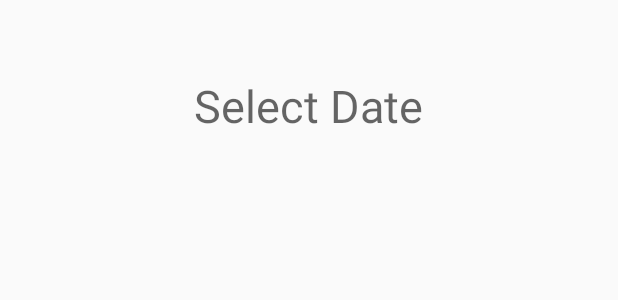
After one commit to KreuzbergerL/BabyBook01, an Android app: the layout activity_einstellungen.xml on its own in the app's theme, with its tools: preview values and no code run, on a phone screen of 412 x 824 dp. The commit adds this screen. Shown: the top 300 px of the screen. Run offline under Robolectric (Android 15) with nearby library versions, the phone set to English and light mode, and no system bars.

Commit message:
Habe versucht einen DatePicker bei den Einstellungen einzubauen. Funktioniert noch nicht.

```diff
--- a/app/src/main/AndroidManifest.xml
+++ b/app/src/main/AndroidManifest.xml
@@ -20,7 +20,8 @@
         </activity>
         <activity
             android:name=".SettingsActivity"
-            android:label="@string/title_activity_settings"></activity>
+            android:label="@string/title_activity_settings" />
+        <activity android:name=".EinstellungenActivity"></activity>
     </application>
 
 </manifest>
--- a/app/src/main/java/com/example/lukas/bottom_navigation5/MainActivity.java
+++ b/app/src/main/java/com/example/lukas/bottom_navigation5/MainActivity.java
@@ -39,8 +39,8 @@ public class MainActivity extends AppCompatActivity {
 //--------------------------------------Aktion beim anklicken von Einstellungen
     @Override
     public boolean onOptionsItemSelected(MenuItem item) {
-     //  Intent settings = new Intent(this, SettingsActivity.class); //neuer Intent
-      // startActivity(settings); //activity aufmachen
+       Intent einstellungen = new Intent(this, EinstellungenActivity.class); //neuer Intent
+       startActivity(einstellungen); //activity aufmachen
         return super.onOptionsItemSelected(item);
     }
 
--- /dev/null
+++ b/app/src/main/res/layout/activity_einstellungen.xml
@@ -0,0 +1,18 @@
+<?xml version="1.0" encoding="utf-8"?>
+<RelativeLayout
+    xmlns:android="http://schemas.android.com/apk/res/android"
+    xmlns:tools="http://schemas.android.com/tools"
+    android:id="@+id/activity_main"
+    android:layout_width="match_parent"
+    android:layout_height="match_parent"
+    tools:context=".EinstellungenActivity">
+
+    <TextView
+        android:layout_width="wrap_content"
+        android:layout_height="wrap_content"
+        android:hint="Select Date"
+        android:id="@+id/tvDate"
+        android:layout_marginTop="50dp"
+        android:layout_centerHorizontal="true"
+        android:textSize="30sp"/>
+</RelativeLayout>
--- a/app/src/main/res/values/strings.xml
+++ b/app/src/main/res/values/strings.xml
@@ -11,6 +11,7 @@
     <string name="string_Junge">Junge</string>
     <string name="string_Maedchen">Mädchen</string>
     <string name="title_activity_settings">Settings</string>
+    <string name="string_insertDate">Geburtstermin eingeben</string>
 
 
 </resources>
```
Also changed, not shown: app/src/main/java/com/example/lukas/bottom_navigation5/EinstellungenActivity.java (added, +57 -0 lines).
